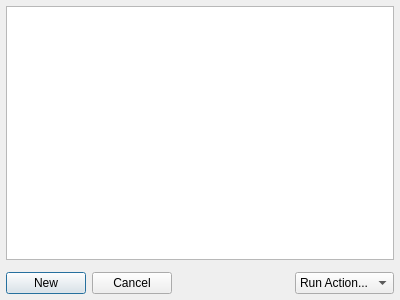
sa2c/Rynner, file rynner/ui/list_view.ui: the form before one commit.
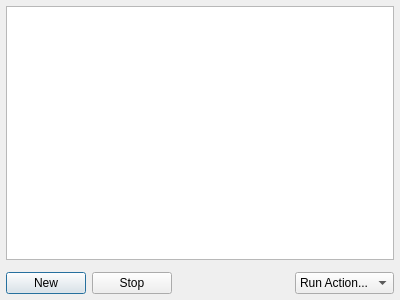
The form after the commit.

The edit to the form file:
```diff
--- a/rynner/ui/list_view.ui
+++ b/rynner/ui/list_view.ui
@@ -82,7 +82,7 @@
          <item>
           <widget class="QPushButton" name="stopButton">
            <property name="text">
-            <string>Cancel</string>
+            <string>Stop</string>
            </property>
           </widget>
          </item>
```
